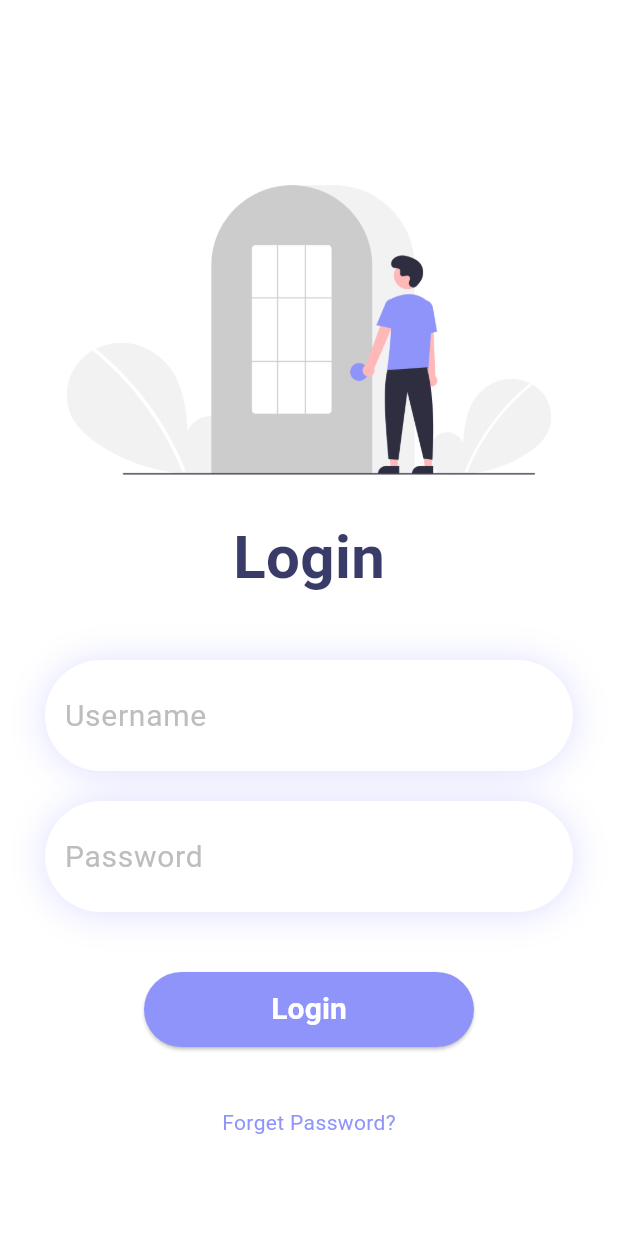
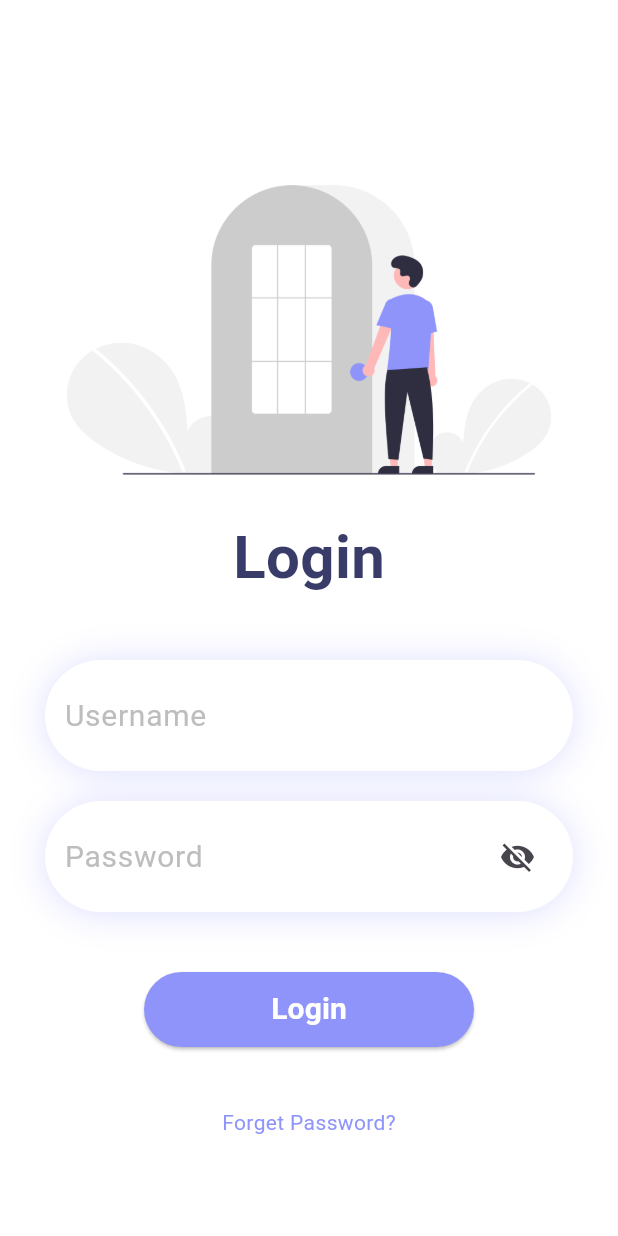
Before and after one commit to AdarshRaj241408/Mail_client_demo, a Flutter app: the screen it shows after launch, on a phone screen of 412 x 824 dp. Run offline on Flutter 3.47's test engine with Material 3 defaults, Android fonts, the phone set to English and light mode, and no system bars; our stand-ins replace firebase_core, flutter_dotenv, get_time_ago, logger; missing offline and left inert: enough_mail; accounts and stored records are empty.

Commit message:
front page improvements

```diff
--- a/lib/main.dart
+++ b/lib/main.dart
@@ -20,6 +20,7 @@ class _HomePageState extends State<HomePage> {
   final _formKey = GlobalKey<FormState>();
   final _usernameController = TextEditingController();
   final _passwordController = TextEditingController();
+  bool _isObscure = true;
   String? _usernameError;
   String? _passwordError;
   String? _loginError;
@@ -155,16 +156,36 @@ class _HomePageState extends State<HomePage> {
                         children: <Widget>[
                           Container(
                             padding: EdgeInsets.all(5.0),
+                            child: Row(
+                              children: [
+                                Expanded(
                                   child: TextFormField(
                                     controller: _passwordController,
-                              // obscureText: true,
+                                    obscureText: _isObscure,
                                     decoration: InputDecoration(
                                       border: InputBorder.none,
                                       hintText: "Password",
                                       hintStyle: TextStyle(
-                                    color: Colors.grey[400], fontSize: 20),
+                                          color: Colors.grey[400],
+                                          fontSize: 20),
                                       errorText: _passwordError,
                                     ),
+                                  ),
+                                ),
+                                IconButton(
+                                  onPressed: () {
+                                    setState(() {
+                                      _isObscure =
+                                          !_isObscure; // Toggle the visibility state
+                                    });
+                                  },
+                                  icon: Icon(
+                                    _isObscure
+                                        ? Icons.visibility_off
+                                        : Icons.visibility,
+                                  ),
+                                ),
+                              ],
                             ),
                           )
                         ],
```
Lines whose indentation alone changed are shown as unchanged.
